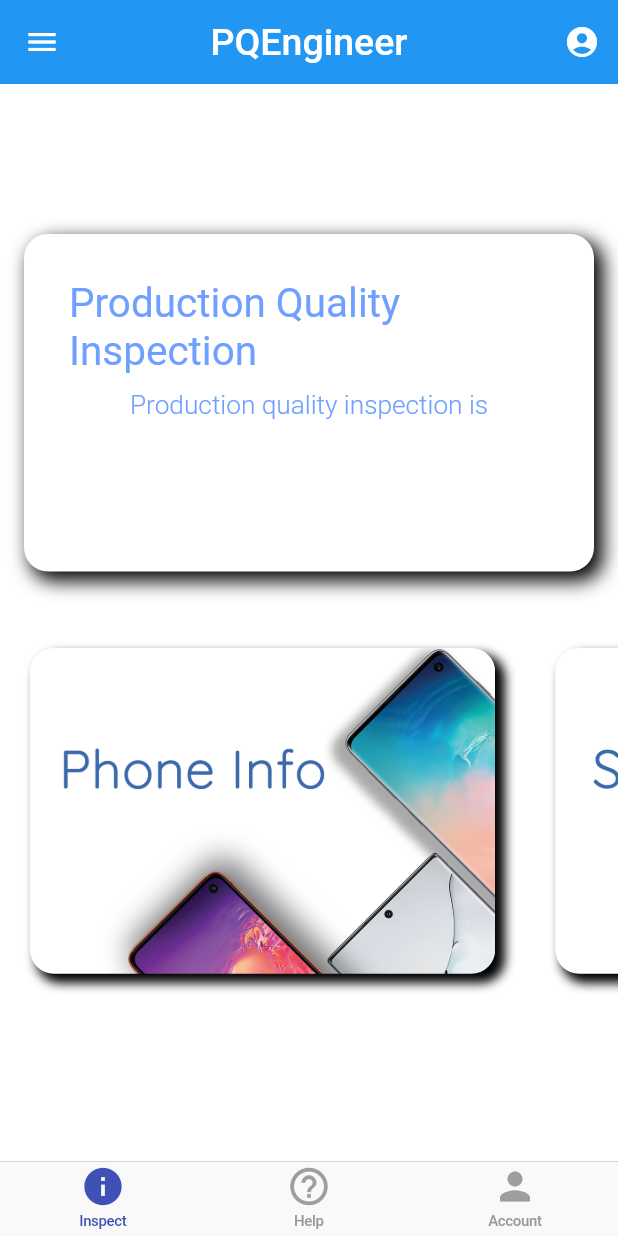
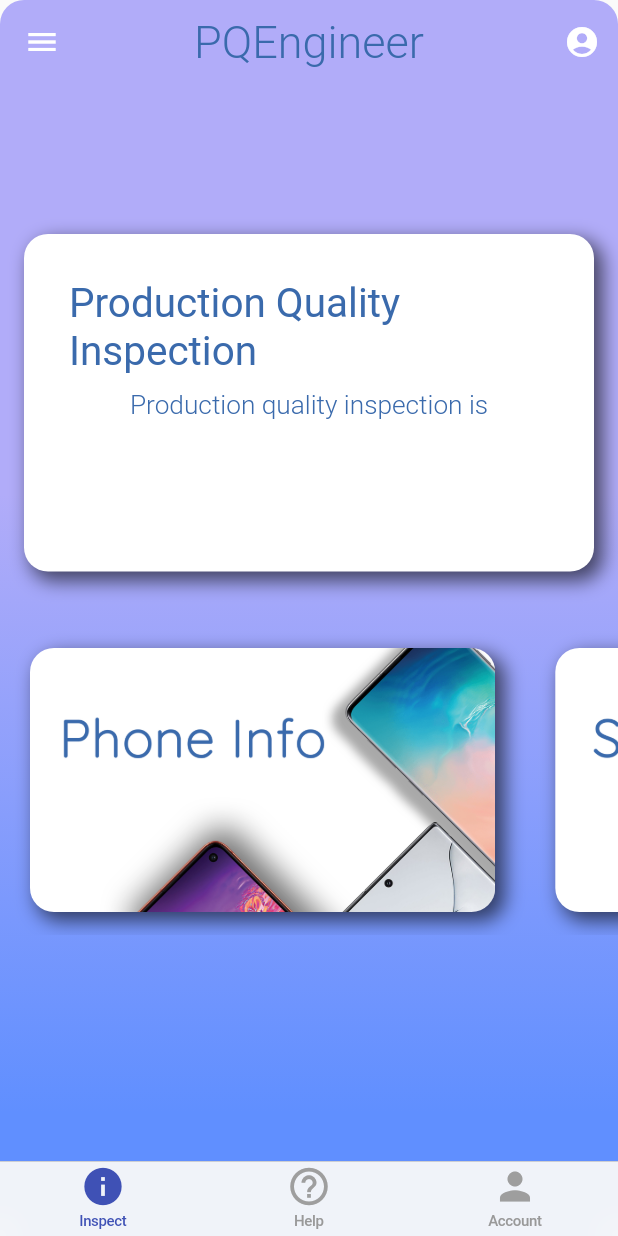
Before and after one commit to aydengemz/PQEngineer, a Flutter app: the screen it shows once a user with an empty profile is signed in, on a phone screen of 412 x 824 dp. Run offline on Flutter 3.47's test engine with Material 2 defaults, Android fonts, the phone set to English and light mode, and no system bars; drawn by our look-alikes of overlay_support; our stand-ins replace battery, cloud_firestore, device_info, firebase_auth, flare_flutter, google_sign_in and 3 more; missing offline and left inert: flutter_facebook_login, flutter_webrtc, mqtt_client; accounts and stored records are empty; project files that could hold a hidden picture were left out.

Commit message:
1006-951-FullyWorking
Needs UI improvements still

```diff
--- a/lib/app/home/iot/iot_page.dart
+++ b/lib/app/home/iot/iot_page.dart
@@ -95,6 +95,18 @@ class _IoTPageState extends State<IoTPage> with SingleTickerProviderStateMixin {
             height: MediaQuery.of(context).size.height,
             decoration: BoxDecoration(
               color: Colors.white,
+              gradient: LinearGradient(
+                 begin: Alignment.topCenter,
+          end: Alignment.bottomCenter,
+          // Add one stop for each color. Stops should increase from 0 to 1
+          stops: [0.4, 0.9],
+          colors: [
+            // Colors are easy thanks to Flutter's Colors class.
+            Color(0xffb1acf9),
+            Color(0xff608fff),
+
+          ],
+              ),
               borderRadius: BorderRadius.all(const Radius.circular(16.0)),
             ),
             child: Padding(
@@ -113,7 +125,8 @@ class _IoTPageState extends State<IoTPage> with SingleTickerProviderStateMixin {
                           color: Colors.white,
                           boxShadow: [
                             BoxShadow(
-                              color: Colors.black,
+
+                              color: Colors.black.withOpacity(0.6),
                               blurRadius:
                                   10.0, // has the effect of softening the shadow
                               spreadRadius:
@@ -133,7 +146,7 @@ class _IoTPageState extends State<IoTPage> with SingleTickerProviderStateMixin {
                               child: Text(
                                 "Production Quality Inspection",
                                 style: TextStyle(
-                                    color: Color(0xff70a0ff),
+                                    color: Color(0xff3a6aac),
                                     fontSize: 27,
                                     fontWeight: FontWeight.w400),
                               ),
@@ -142,7 +155,7 @@ class _IoTPageState extends State<IoTPage> with SingleTickerProviderStateMixin {
                                 child: Text(
                               "Production quality inspection is",
                               style: TextStyle(
-                                  color: Color(0xff70a0ff),
+                                  color: Color(0xff3a6aac),
                                   fontSize: 17.5,
                                   fontWeight: FontWeight.w300),
                             )),
@@ -161,7 +174,7 @@ class _IoTPageState extends State<IoTPage> with SingleTickerProviderStateMixin {
                             padding: EdgeInsets.only(top: 20.0),
                             child: Container(
                               alignment: Alignment.center,
-                              height: MediaQuery.of(context).size.height * 0.3,
+                              height: MediaQuery.of(context).size.height * 0.25,
                               child: ListView.builder(
                                   scrollDirection: Axis.horizontal,
                                   itemCount: 3,
@@ -216,9 +229,9 @@ class _IoTPageState extends State<IoTPage> with SingleTickerProviderStateMixin {
                                                           boxShadow: [
                                                             BoxShadow(
                                                               color:
-                                                                  Colors.black,
+                                                                  Colors.black.withOpacity(0.6),
                                                               blurRadius:
-                                                                  5.0, // has the effect of softening the shadow
+                                                                  10.0, // has the effect of softening the shadow
                                                               spreadRadius:
                                                                   1.0, // has the effect of extending the shadow
                                                               offset: Offset(
@@ -277,10 +290,10 @@ class _IoTPageState extends State<IoTPage> with SingleTickerProviderStateMixin {
               centerTitle: true,
               title: Text(
                 'PQEngineer',
-                style: TextStyle(fontSize: 25, color: Colors.white),
+                style: TextStyle(fontSize: 30, color: Color(0xff3a6aac), fontWeight: FontWeight.w300),
               ),
 
-              backgroundColor: Colors.blue,
+              backgroundColor: Colors.transparent,
               elevation: 0.0, //Shadow gone
             ),
           ),
--- a/lib/main.dart
+++ b/lib/main.dart
@@ -28,7 +28,7 @@ class MyApp extends StatelessWidget {
             primarySwatch: Colors.indigo,
 
              textTheme: TextTheme(
-              body1: TextStyle(fontSize: 20, color: Colors.blue),
+              body1: TextStyle(fontSize: 20, color: Color(0xff3a6aac)),
     ),
               iconTheme: IconThemeData(color: Colors.blue),
           ),
```
